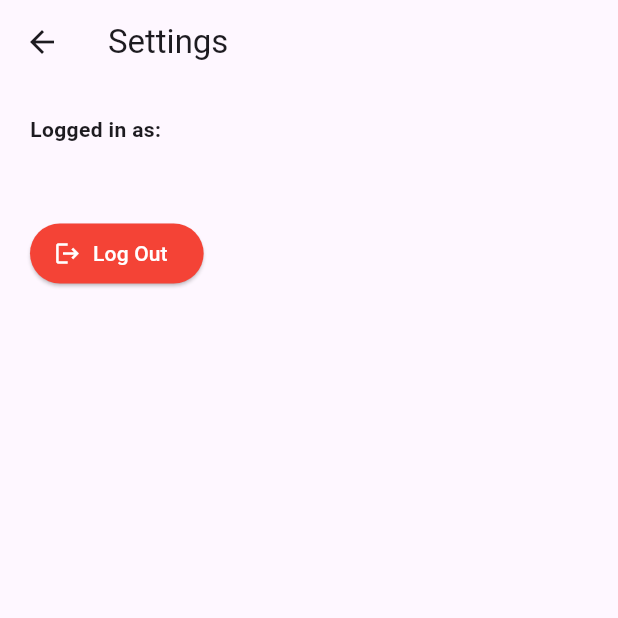
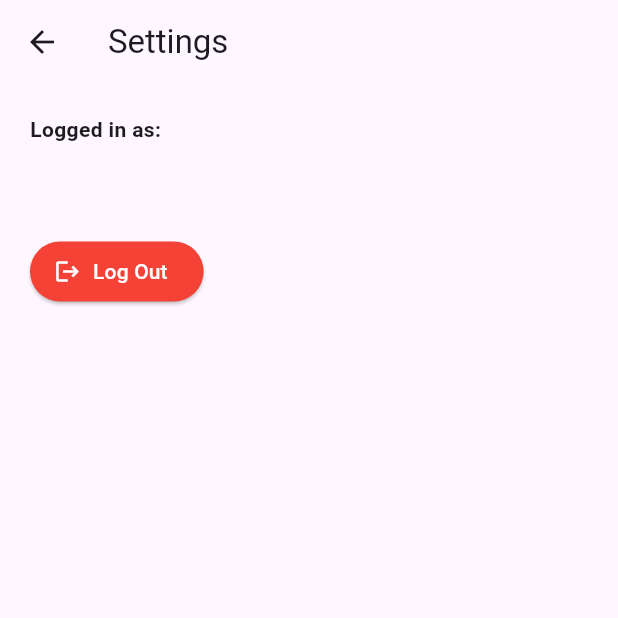
Before and after one commit to Oliver8786/revision-assistant-web-deploy, a Flutter app: the screen it shows once a user with an empty profile is signed in, after a tap on an icon or button, on a phone screen of 412 x 824 dp, the top half of it. Run offline on Flutter 3.47's test engine with Material 3 defaults, Android fonts, the phone set to English and light mode, and no system bars; our stand-ins replace fl_chart, supabase_flutter; missing offline and left inert: gotrue; accounts and stored records are empty; network calls fail.

Commit message:
i formatted error messages

```diff
--- a/lib/auth_pages.dart
+++ b/lib/auth_pages.dart
@@ -36,7 +36,17 @@ class _LoginPageState extends State<LoginPage> {
       }
     } catch (e) {
       setState(() {
-        error = 'Login error: $e';
+        if (e.toString().toLowerCase().contains('failed host lookup')) {
+          error = 'Network error. Please check your internet connection.';
+        } else if (e.toString().toLowerCase().contains('invalid login credentials')) {
+          error = 'Incorrect username or password.';
+        } else if (e.toString().toLowerCase().contains('missing email')) {
+          error = 'Please enter email and/or password';
+        } else if (e.toString().toLowerCase().contains('email not confirmed')) {
+          error = 'Please confirm email using the email sent to you';
+        } else {
+          error = 'Login failed. Please try again.';
+        }
       });
     } finally {
       setState(() {
@@ -125,7 +135,23 @@ class _SignUpPageState extends State<SignUpPage> {
       }
     } catch (e) {
       setState(() {
-        error = 'Signup error: $e';
+      String err = e.toString().toLowerCase();
+
+			if (err.contains('failed host lookup')) {
+				error = 'Network error. Please check your internet connection.';
+			} else if (err.contains('password should be at least')) {
+				error = 'Password must be at least 6 characters';
+			} else if (err.contains('email address') && err.contains('is invalid')) {
+				error = 'Invalid email address.';
+			} else if (err.contains('anonymous sign-ins are disabled')) {
+				error = 'Please enter an email address';
+			} else if (err.contains('signup requires a valid password')) {
+				error = 'Please enter a password.';
+			} else if (err.contains('unable to validate email address: invalid format')) {
+				error = 'Please enter a valid email address.';
+			} else {
+				error = 'Signup failed. Please try again.';
+			}
       });
     } finally {
       setState(() {
--- a/lib/main.dart
+++ b/lib/main.dart
@@ -8,6 +8,7 @@ import 'package:supabase_flutter/supabase_flutter.dart';
 import 'package:gotrue/gotrue.dart';
 import 'package:flutter/cupertino.dart';
 import 'package:flutter/services.dart';
+import 'package:fl_chart/fl_chart.dart';
 
 Future<void> main() async {
   WidgetsFlutterBinding.ensureInitialized();
@@ -204,6 +205,121 @@ class _WidgetCardState extends State<_WidgetCard> {
     }
   }
 
+  Future<List<double>> fetchWeeklyConfidenceAverages() async {
+    final supabase = Supabase.instance.client;
+    final userId = supabase.auth.currentUser?.id;
+    if (userId == null) return [];
+
+    try {
+      final now = DateTime.now();
+      final fiveWeeksAgo = now.subtract(const Duration(days: 7 * 4));
+
+      final response = await supabase
+          .from('revisions')
+          .select('confidence, revised_at')
+          .gte('revised_at', fiveWeeksAgo.toIso8601String());
+
+      if (response == null || response.isEmpty) return List.filled(5, 0);
+
+      final Map<int, List<double>> weekBuckets = {
+        0: [],
+        1: [],
+        2: [],
+        3: [],
+        4: [],
+      };
+
+      for (final rev in response) {
+        final confidence = (rev['confidence'] as num?)?.toDouble();
+        final revisedAt = DateTime.tryParse(rev['revised_at']);
+        if (confidence == null || revisedAt == null) continue;
+
+        final daysDiff = now.difference(revisedAt).inDays;
+        final weekIndex = 4 - (daysDiff ~/ 7);
+
+        if (weekIndex >= 0 && weekIndex < 5) {
+          weekBuckets[weekIndex]?.add(confidence);
+        }
+      }
+
+      final List<double> weeklyAverages = [];
+      for (int i = 0; i < 5; i++) {
+        final bucket = weekBuckets[i]!;
+        if (bucket.isEmpty) {
+          weeklyAverages.add(0);
+        } else {
+          final avg = bucket.reduce((a, b) => a + b) / bucket.length;
+          weeklyAverages.add(avg);
+        }
+      }
+
+      return weeklyAverages;
+    } catch (e) {
+      print('Error fetching grouped weekly averages: $e');
+      return List.filled(5, 0);
+    }
+  }
+
+  Widget _buildConfidenceChart() {
+    return FutureBuilder<List<double>>(
+      future: fetchWeeklyConfidenceAverages(),
+      builder: (context, snapshot) {
+        if (snapshot.connectionState != ConnectionState.done) {
+          return const Center(child: CircularProgressIndicator());
+        }
+
+        final averages = snapshot.data ?? [];
+
+        return _buildBarChart(averages);
+      },
+    );
+  }
+
+  Widget _buildBarChart(List<double> averages) {
+    return BarChart(
+      BarChartData(
+        barGroups: averages.asMap().entries.map((entry) {
+          final index = entry.key;
+          final value = entry.value;
+          return BarChartGroupData(
+            x: index,
+            barRods: [
+              BarChartRodData(
+                toY: value,
+                color: Colors.blue,
+                borderRadius: BorderRadius.circular(4),
+                width: 12,
+              ),
+            ],
+          );
+        }).toList(),
+        borderData: FlBorderData(show: false),
+        titlesData: FlTitlesData(
+          bottomTitles: AxisTitles(
+            sideTitles: SideTitles(
+              showTitles: true,
+              getTitlesWidget: (value, _) =>
+                  Text('W${value.toInt() + 1}', style: const TextStyle(fontSize: 10)),
+            ),
+          ),
+          leftTitles: AxisTitles(
+            sideTitles: SideTitles(
+              showTitles: true,
+              interval: 20,
+              getTitlesWidget: (value, _) => Text(
+                value.toInt().toString(),
+                style: const TextStyle(fontSize: 10),
+              ),
+            ),
+          ),
+          rightTitles: AxisTitles(sideTitles: SideTitles(showTitles: false)),
+          topTitles: AxisTitles(sideTitles: SideTitles(showTitles: false)),
+        ),
+        gridData: FlGridData(show: false),
+      ),
+    );
+  }
+
   @override
   Widget build(BuildContext context) {
     final isLight = Theme.of(context).brightness == Brightness.light;
@@ -241,22 +357,11 @@ class _WidgetCardState extends State<_WidgetCard> {
                           color: isLight ? Colors.black : Colors.white,
                         ),
                   ),
-                  const Spacer(),
-                  Container(
-                    height: 40,
-                    decoration: BoxDecoration(
-                      color: isLight ? Colors.grey[200] : Colors.grey[800],
-                      borderRadius: BorderRadius.circular(8),
-                    ),
-                    child: Center(
-                      child: Text(
-                        "Chart Placeholder",
-                        style: TextStyle(
-                          color: isLight ? Colors.black : Colors.white,
-                        ),
-                      ),
-                    ),
-                  ),
+                  const SizedBox(height: 16),
+                  if (widget.index == 0)
+                    Expanded(child: _buildConfidenceChart())
+                  else
+                    const Spacer(),
                 ],
               ),
             ),
--- a/lib/settings_page.dart
+++ b/lib/settings_page.dart
@@ -28,6 +28,7 @@ class SettingsPage extends StatelessWidget {
               Text(user.email ?? 'Unknown email'),
               const SizedBox(height: 20),
             ],
+            const SizedBox(height: 12),
             ElevatedButton.icon(
               onPressed: () => _signOut(context),
               icon: const Icon(Icons.logout),
--- a/pubspec.yaml
+++ b/pubspec.yaml
@@ -13,6 +13,7 @@ dependencies:
   supabase_flutter: ^1.0.0
   cupertino_icons: ^1.0.2
   intl: ^0.18.0
+  fl_chart: ^0.66.0
 
 dev_dependencies:
   flutter_test:
```
Also changed, not shown: pubspec.lock, 1 other file.
